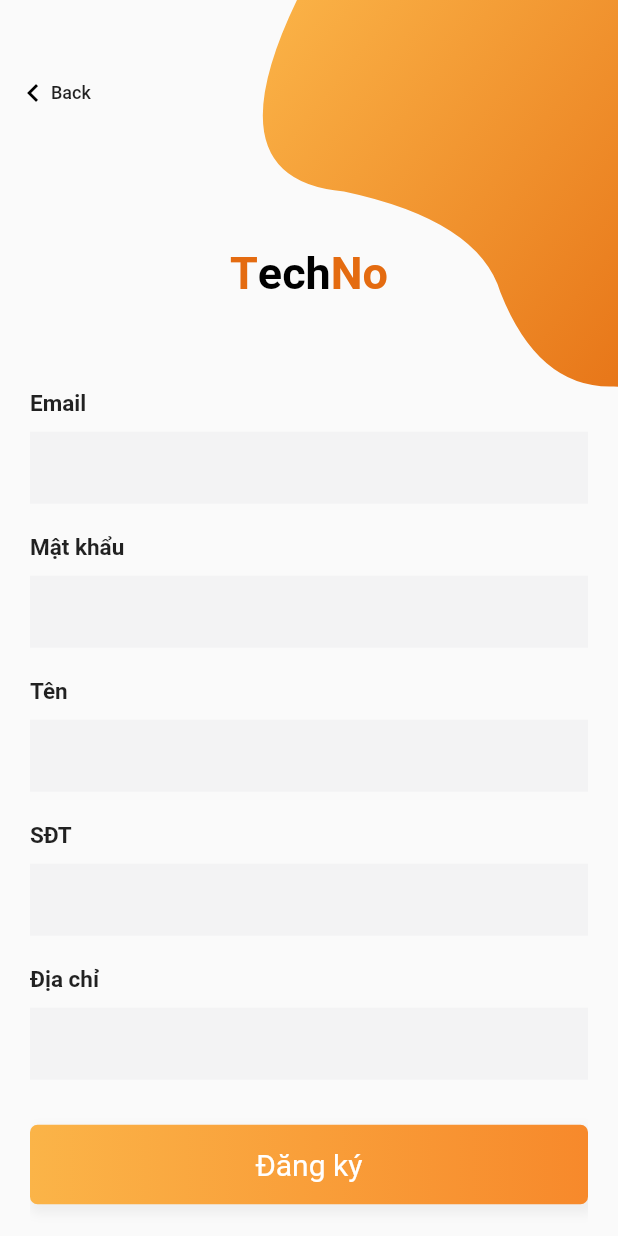
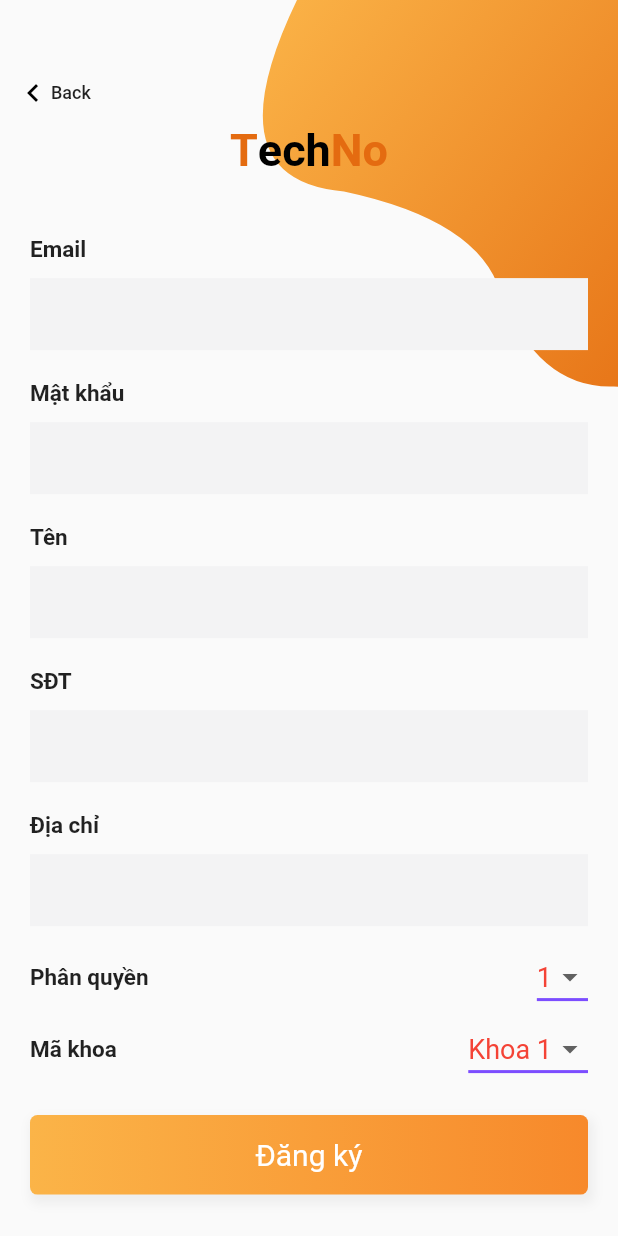
Before and after one commit to khanhlh21197/First-Flutter-Project, a Flutter app: the SignUpPage screen opened directly, on a phone screen of 412 x 824 dp. Run offline on Flutter 3.47's test engine with Material 2 defaults, Android fonts, the phone set to English and light mode, and no system bars; our stand-ins replace floor, flutter_local_notifications, flutter_time_picker_spinner, font_awesome_flutter, google_fonts, redux and 2 more; missing offline and left inert: mqtt_client, qrscan, redux_persist; accounts and stored records are empty.

Commit message:
add department and permission pick to signup.dart bugs: saveSwitch on real device

```diff
--- a/lib/singup/signup.dart
+++ b/lib/singup/signup.dart
@@ -3,9 +3,11 @@ import 'dart:convert';
 import 'package:flutter/material.dart';
 import 'package:google_fonts/google_fonts.dart';
 import 'package:my_first_flutter_project/Widget/bezierContainer.dart';
-import 'file:///E:/KhanhLH/AndroidStudioProjects/my_first_flutter_project/lib/helper/constants.dart' as Constants;
 import 'package:my_first_flutter_project/login/login_page.dart';
 import 'package:my_first_flutter_project/model/user.dart';
+
+import 'file:///E:/KhanhLH/AndroidStudioProjects/my_first_flutter_project/lib/helper/constants.dart'
+    as Constants;
 
 import '../helper/mqttClientWrapper.dart';
 
@@ -21,6 +23,10 @@ class SignUpPage extends StatefulWidget {
 class _SignUpPageState extends State<SignUpPage> {
   MQTTClientWrapper mqttClientWrapper;
   User registerUser;
+  String permissionValue = '1';
+  String departmentValue = 'Khoa 1';
+  final List<String> departmentItems = ['Khoa 1', 'Khoa 2', 'Khoa 3', 'Khoa 4'];
+  final List<String> permissionItems = ['1', '2', '3', '4'];
 
   final GlobalKey<FormState> _formKey = GlobalKey<FormState>();
   final TextEditingController _emailController = TextEditingController();
@@ -100,6 +106,7 @@ class _SignUpPageState extends State<SignUpPage> {
       child: Container(
         width: MediaQuery.of(context).size.width,
         padding: EdgeInsets.symmetric(vertical: 15),
+        margin: EdgeInsets.only(bottom: 20),
         alignment: Alignment.center,
         decoration: BoxDecoration(
             borderRadius: BorderRadius.all(Radius.circular(5)),
@@ -179,6 +186,84 @@ class _SignUpPageState extends State<SignUpPage> {
     );
   }
 
+  Widget _dropDownDepartment() {
+    return Row(
+      mainAxisAlignment: MainAxisAlignment.spaceBetween,
+      children: <Widget>[
+        Text(
+          "Mã khoa",
+          style: TextStyle(fontWeight: FontWeight.bold, fontSize: 15),
+        ),
+        DropdownButton<String>(
+          value: departmentValue,
+          icon: Icon(Icons.arrow_drop_down),
+          iconSize: 24,
+          elevation: 16,
+          style: TextStyle(color: Colors.red, fontSize: 18),
+          underline: Container(
+            height: 2,
+            color: Colors.deepPurpleAccent,
+          ),
+          onChanged: (String data) {
+            setState(() {
+              departmentValue = data;
+              print(departmentValue);
+              if (departmentValue == departmentItems[0]) {}
+              if (departmentValue == departmentItems[1]) {}
+              if (departmentValue == departmentItems[2]) {}
+              if (departmentValue == departmentItems[3]) {}
+            });
+          },
+          items: departmentItems.map<DropdownMenuItem<String>>((String value) {
+            return DropdownMenuItem<String>(
+              value: value,
+              child: Text(value),
+            );
+          }).toList(),
+        )
+      ],
+    );
+  }
+
+  Widget _dropDownPermission() {
+    return Row(
+      mainAxisAlignment: MainAxisAlignment.spaceBetween,
+      children: <Widget>[
+        Text(
+          "Phân quyền",
+          style: TextStyle(fontWeight: FontWeight.bold, fontSize: 15),
+        ),
+        DropdownButton<String>(
+          value: permissionValue,
+          icon: Icon(Icons.arrow_drop_down),
+          iconSize: 24,
+          elevation: 16,
+          style: TextStyle(color: Colors.red, fontSize: 18),
+          underline: Container(
+            height: 2,
+            color: Colors.deepPurpleAccent,
+          ),
+          onChanged: (String data) {
+            setState(() {
+              permissionValue = data;
+              print(permissionValue);
+              if (permissionValue == permissionItems[0]) {}
+              if (permissionValue == permissionItems[1]) {}
+              if (permissionValue == permissionItems[2]) {}
+              if (permissionValue == permissionItems[3]) {}
+            });
+          },
+          items: permissionItems.map<DropdownMenuItem<String>>((String value) {
+            return DropdownMenuItem<String>(
+              value: value,
+              child: Text(value),
+            );
+          }).toList(),
+        )
+      ],
+    );
+  }
+
   Widget _emailPasswordWidget() {
     return Column(
       children: <Widget>[
@@ -187,6 +272,8 @@ class _SignUpPageState extends State<SignUpPage> {
         _entryField("Tên", _nameController),
         _entryField("SĐT", _phoneNumberController),
         _entryField("Địa chỉ", _addressController),
+        _dropDownPermission(),
+        _dropDownDepartment(),
       ],
     );
   }
@@ -211,18 +298,18 @@ class _SignUpPageState extends State<SignUpPage> {
                   crossAxisAlignment: CrossAxisAlignment.center,
                   mainAxisAlignment: MainAxisAlignment.center,
                   children: <Widget>[
-                    SizedBox(height: height * .2),
+                    SizedBox(height: height * .1),
                     _title(),
                     SizedBox(
-                      height: 50,
+                      height: 30,
                     ),
                     _emailPasswordWidget(),
                     SizedBox(
                       height: 20,
                     ),
                     _submitButton(),
-                    SizedBox(height: height * .14),
-                    _loginAccountLabel(),
+                    // SizedBox(height: height * .14),
+                    // _loginAccountLabel(),
                   ],
                 ),
               ),
--- a/pubspec.yaml
+++ b/pubspec.yaml
@@ -42,7 +42,7 @@ dependencies:
   rxdart: ^0.23.1
   redux_persist: ^0.8.3
   qrscan: ^0.2.17
-  onesignal_flutter: ^2.0.0
+#  onesignal_flutter: ^2.0.0
 
 dev_dependencies:
   flutter_test:
```
Also changed, not shown: lib/helper/oneSignal.dart (+55 -55 lines), lib/main/home_page.dart (+56 -35 lines), lib/room/room_page.dart (+38 -29 lines), assets/images/thermometer.png (added), images/thermometer.png (added), pubspec.lock, 1 other file.
